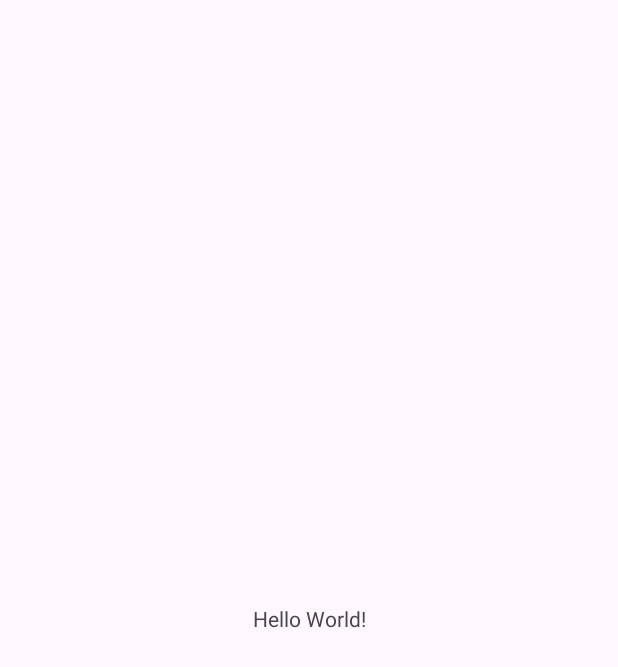
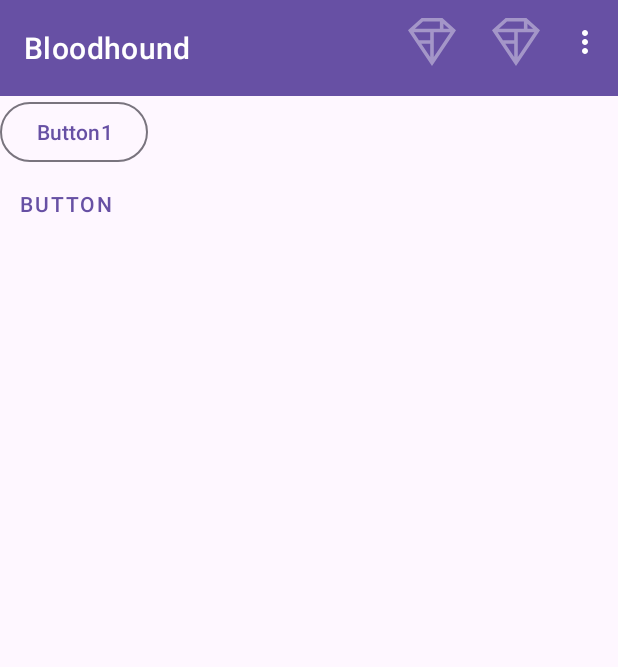
Before and after one commit to arghorashy/bloodhound-android, an Android app: the screen it shows after launch (MainActivity), on a phone screen of 412 x 824 dp. Before the commit the part shown is almost empty. Shown: the top 667 px of the screen. Run offline under Robolectric (Android 15) with nearby library versions, the phone set to English and light mode, and no system bars.

Commit message:
Added top app bar and a couple of buttons.

```diff
--- a/app/build.gradle.kts
+++ b/app/build.gradle.kts
@@ -29,7 +29,6 @@ android {
 }
 
 dependencies {
-
     implementation("androidx.appcompat:appcompat:1.6.1")
     implementation("com.google.android.material:material:1.9.0")
     implementation("androidx.constraintlayout:constraintlayout:2.1.4")
--- /dev/null
+++ b/app/src/main/res/drawable/shr_logo.xml
@@ -0,0 +1,15 @@
+<vector xmlns:android="http://schemas.android.com/apk/res/android"
+    android:width="149dp"
+    android:height="152dp"
+    android:tint="?attr/colorControlNormal"
+    android:viewportWidth="149"
+    android:viewportHeight="152">
+    <path
+        android:fillAlpha="0.4"
+        android:fillColor="#DADCE0"
+        android:fillType="evenOdd"
+        android:pathData="M42.262,0L0,38.653L74.489,151.994L148.977,38.653L106.723,0M46.568,11.11L21.554,33.998L99.007,33.998L99.007,11.11L46.568,11.11ZM110.125,18.174L110.125,33.998L127.416,33.998L110.125,18.174ZM80.048,45.116L80.048,123.296L131.426,45.116L80.048,45.116ZM17.551,45.116L33.976,70.101L68.93,70.101L68.93,45.116L17.551,45.116ZM41.284,81.219L68.93,123.296L68.93,81.219L41.284,81.219Z"
+        android:strokeWidth="1"
+        android:strokeAlpha="0.4"
+        android:strokeColor="#00000000" />
+</vector>
--- a/app/src/main/res/layout/activity_main.xml
+++ b/app/src/main/res/layout/activity_main.xml
@@ -1,18 +1,40 @@
 <?xml version="1.0" encoding="utf-8"?>
-<androidx.constraintlayout.widget.ConstraintLayout xmlns:android="http://schemas.android.com/apk/res/android"
+<LinearLayout xmlns:android="http://schemas.android.com/apk/res/android"
     xmlns:app="http://schemas.android.com/apk/res-auto"
     xmlns:tools="http://schemas.android.com/tools"
     android:layout_width="match_parent"
     android:layout_height="match_parent"
     tools:context=".MainActivity">
 
-    <TextView
-        android:layout_width="wrap_content"
-        android:layout_height="wrap_content"
-        android:text="Hello World!"
-        app:layout_constraintBottom_toBottomOf="parent"
-        app:layout_constraintEnd_toEndOf="parent"
-        app:layout_constraintStart_toStartOf="parent"
-        app:layout_constraintTop_toTopOf="parent" />
+    <com.google.android.material.appbar.AppBarLayout
+        android:layout_width="match_parent"
+        android:layout_height="wrap_content">
 
-</androidx.constraintlayout.widget.ConstraintLayout>
+        <com.google.android.material.appbar.MaterialToolbar
+            android:id="@+id/topAppBar"
+            android:layout_width="match_parent"
+            android:layout_height="?attr/actionBarSize"
+            app:title="@string/app_name"
+            app:menu="@menu/top_app_bar"
+            style="@style/Widget.MaterialComponents.Toolbar.Primary"
+            />
+        <Button
+            android:id="@+id/outlinedButton"
+            android:layout_width="wrap_content"
+            android:layout_height="wrap_content"
+            android:text="Button1"
+            app:elevation="4dp"
+            style="?attr/materialButtonOutlinedStyle"
+            />
+        <com.google.android.material.button.MaterialButton
+            android:id="@+id/cancel_button"
+            style="@style/Widget.MaterialComponents.Button.TextButton"
+            android:layout_width="wrap_content"
+            android:layout_height="wrap_content"
+            android:layout_marginEnd="12dp"
+            android:layout_marginRight="12dp"
+            android:text="button" />
+
+    </com.google.android.material.appbar.AppBarLayout>
+
+</LinearLayout>
--- /dev/null
+++ b/app/src/main/res/menu/top_app_bar.xml
@@ -0,0 +1,24 @@
+<menu xmlns:android="http://schemas.android.com/apk/res/android"
+    xmlns:app="http://schemas.android.com/apk/res-auto">
+
+    <item
+        android:id="@+id/favorite"
+        android:icon="@drawable/shr_logo"
+        android:title="test1"
+        android:contentDescription="test2"
+        app:showAsAction="ifRoom" />
+
+    <item
+        android:id="@+id/favorite2"
+        android:icon="@drawable/shr_logo"
+        android:title="test11"
+        android:contentDescription="test22"
+        app:showAsAction="ifRoom" />
+
+    <item
+        android:id="@+id/more"
+        android:title="test3"
+        android:contentDescription="test4"
+        app:showAsAction="never" />
+
+</menu>
--- a/build.gradle.kts
+++ b/build.gradle.kts
@@ -1,4 +1,4 @@
 // Top-level build file where you can add configuration options common to all sub-projects/modules.
 plugins {
-    id("com.android.application") version "8.2.2" apply false
+    id("com.android.application") version "8.3.0" apply false
 }
```
Also changed, not shown: gradle/wrapper/gradle-wrapper.properties.
